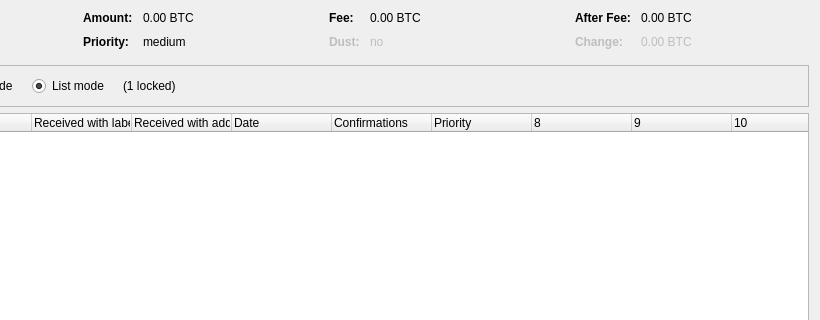
First picture: the form in src/qt/forms/coincontroldialog.ui, repository CoinAge-DAO/Solari, before the edit; both pictures show x 180 to 1000 and y 0 to 320 of the 1000 by 500 pixel window.
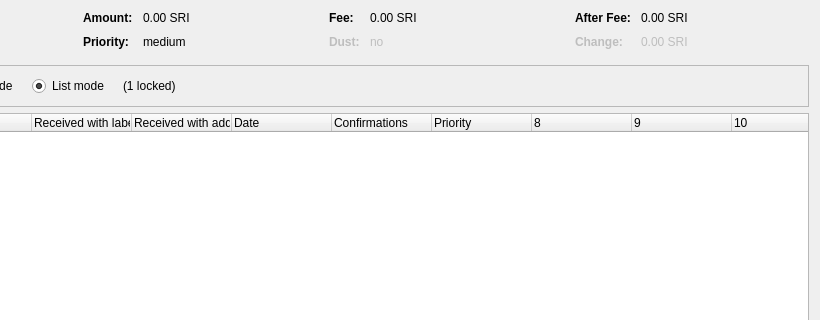
Second picture: the form after the edit. Custom widgets are drawn as their Qt base class.

The edit to the form file:
```diff
--- a/src/qt/forms/coincontroldialog.ui
+++ b/src/qt/forms/coincontroldialog.ui
@@ -132,7 +132,7 @@
           <enum>Qt::ActionsContextMenu</enum>
          </property>
          <property name="text">
-          <string notr="true">0.00 BTC</string>
+          <string notr="true">0.00 SRI</string>
          </property>
          <property name="textInteractionFlags">
           <set>Qt::LinksAccessibleByMouse|Qt::TextSelectableByKeyboard|Qt::TextSelectableByMouse</set>
@@ -206,7 +206,7 @@
           <enum>Qt::ActionsContextMenu</enum>
          </property>
          <property name="text">
-          <string notr="true">0.00 BTC</string>
+          <string notr="true">0.00 SRI</string>
          </property>
          <property name="textInteractionFlags">
           <set>Qt::LinksAccessibleByMouse|Qt::TextSelectableByKeyboard|Qt::TextSelectableByMouse</set>
@@ -286,7 +286,7 @@
           <enum>Qt::ActionsContextMenu</enum>
          </property>
          <property name="text">
-          <string notr="true">0.00 BTC</string>
+          <string notr="true">0.00 SRI</string>
          </property>
          <property name="textInteractionFlags">
           <set>Qt::LinksAccessibleByMouse|Qt::TextSelectableByKeyboard|Qt::TextSelectableByMouse</set>
@@ -321,7 +321,7 @@
           <enum>Qt::ActionsContextMenu</enum>
          </property>
          <property name="text">
-          <string notr="true">0.00 BTC</string>
+          <string notr="true">0.00 SRI</string>
          </property>
          <property name="textInteractionFlags">
           <set>Qt::LinksAccessibleByMouse|Qt::TextSelectableByKeyboard|Qt::TextSelectableByMouse</set>
```
